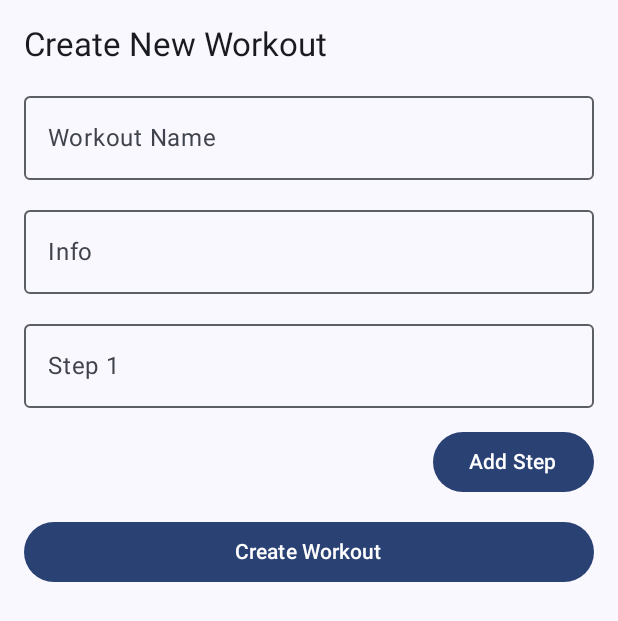
After one commit to cpquinn22/sportify, an Android app built with Jetpack Compose: the composable CreateWorkoutScreen called with empty values, on a phone screen of 412 x 824 dp. The commit adds this screen. Shown: the top 621 px of the screen. Run offline under Robolectric (Android 15) with nearby library versions, the phone set to English and light mode, and no system bars; our stand-ins replace Firebase (no records; nobody signed in at launch, a user with empty details on screens opened directly).

Commit message:
Admin Create Workout

```diff
--- /dev/null
+++ b/app/src/main/java/com/example/sportify/CreateWorkoutScreen.kt
@@ -0,0 +1,95 @@
+package com.example.sportify
+
+import ViewModels.TeamViewModel
+import androidx.compose.foundation.layout.Arrangement
+import androidx.compose.foundation.layout.Column
+import androidx.compose.material3.Button
+import androidx.compose.material3.MaterialTheme
+import androidx.compose.material3.OutlinedTextField
+import androidx.compose.material3.Text
+import androidx.compose.runtime.Composable
+import androidx.compose.runtime.getValue
+import androidx.compose.runtime.mutableStateOf
+import androidx.compose.runtime.remember
+import androidx.compose.runtime.setValue
+import androidx.compose.ui.text.style.LineHeightStyle
+import androidx.compose.ui.unit.dp
+import model.Workout
+import androidx.compose.foundation.layout.fillMaxSize
+import androidx.compose.foundation.layout.fillMaxWidth
+import androidx.compose.foundation.layout.*
+import androidx.compose.runtime.mutableStateListOf
+import androidx.compose.ui.Modifier
+import androidx.compose.ui.Alignment
+
+
+@Composable
+fun CreateWorkoutScreen(
+    teamId: String,
+    viewModel: TeamViewModel,
+    onWorkoutCreated: () -> Unit
+)
+    {
+    var name by remember { mutableStateOf("") }
+    var info by remember { mutableStateOf("") }
+        val steps = remember { mutableStateListOf("") }
+
+    Column(modifier = Modifier
+        .fillMaxSize()
+        .padding(16.dp),
+        verticalArrangement = Arrangement.spacedBy(12.dp)
+    ) {
+        Text("Create New Workout", style = MaterialTheme.typography.titleLarge)
+
+        OutlinedTextField(
+            value = name,
+            onValueChange = { name = it },
+            label = { Text("Workout Name") },
+            modifier = Modifier.fillMaxWidth()
+        )
+
+        OutlinedTextField(
+            value = info,
+            onValueChange = { info = it },
+            label = { Text("Info") },
+            modifier = Modifier.fillMaxWidth()
+        )
+
+        steps.forEachIndexed { index, step ->
+            OutlinedTextField(
+                value = step,
+                onValueChange = { newValue ->
+                    steps[index] = newValue
+                },
+                label = { Text("Step ${index + 1}") },
+                modifier = Modifier.fillMaxWidth()
+            )
+        }
+
+        Button(
+            onClick = {
+                steps.add("")
+            },
+            Modifier.align(Alignment.End)
+        ) {
+            Text("Add Step")
+        }
+
+        Button(
+            onClick = {
+                if (name.isNotBlank() && info.isNotBlank() && steps.all { it.isNotBlank() }) {
+                    val workout = Workout(
+                        name = name,
+                        info = info,
+                        steps = steps.mapIndexed { index, step -> "step_${index + 1}" to step }.toMap()
+                    )
+                    viewModel.saveWorkoutToFirestore(teamId, workout)
+                    onWorkoutCreated() // Navigate back or show confirmation
+                }
+            },
+            modifier = Modifier.fillMaxWidth()
+        ) {
+            Text("Create Workout")
+        }
+    }
+}
--- a/app/src/main/java/com/example/sportify/TeamScreen.kt
+++ b/app/src/main/java/com/example/sportify/TeamScreen.kt
@@ -36,7 +36,9 @@ fun TeamScreen(
             Spacer(modifier = Modifier.height(16.dp))
 
             if (team.adminId == userId) {
-                Button(onClick = { /* TODO: Navigate to CreateWorkout */ }) {
+                Button(onClick = {
+                    navController.navigate("createWorkout/$teamId")
+                }) {
                     Text("Create Workout")
                 }
                 Button(onClick = { /* TODO: Navigate to CreateMatch */ }) {
```
Also changed, not shown: app/src/main/java/ViewModels/TeamViewModel.kt (+29 -0 lines), app/src/main/java/com/example/sportify/MainActivity.kt (+13 -0 lines), app/src/main/java/data/TeamRepository.kt (+17 -0 lines), app/src/main/java/data/WorkoutRepository.kt (added, +26 -0 lines), app/src/main/java/model/Workout.kt (added, +7 -0 lines).
